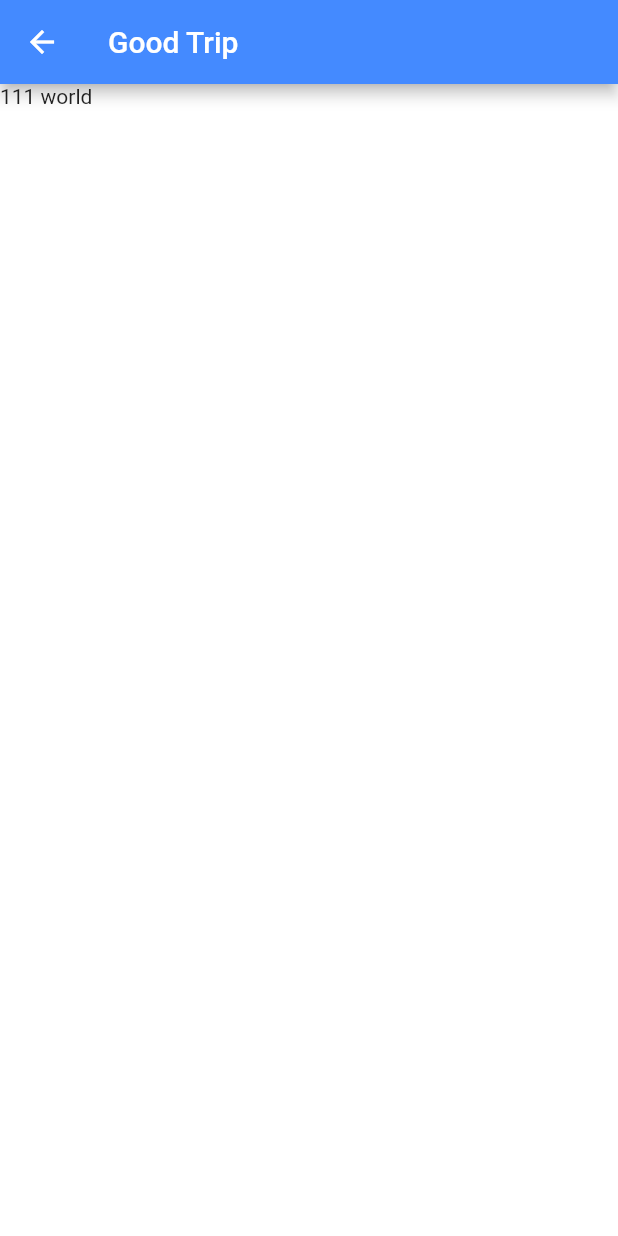
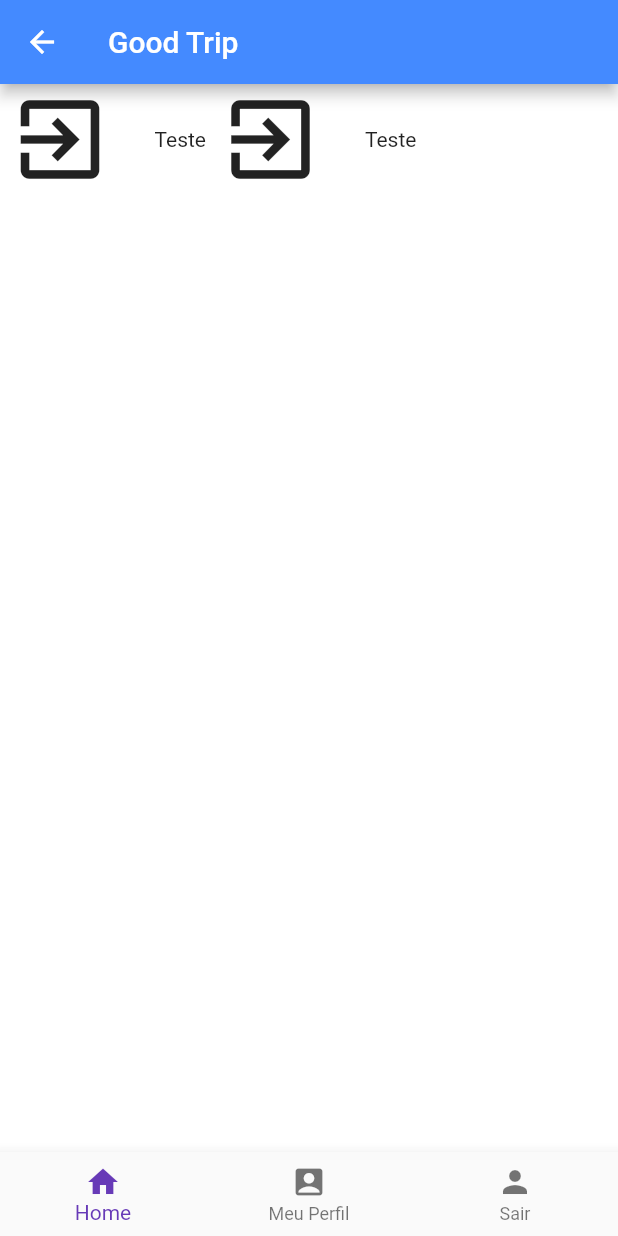
Before and after one commit to maanoel/damage_reduction, a Flutter app: the Menu screen opened directly, on a phone screen of 412 x 824 dp. Run offline on Flutter 3.47's test engine with Material 2 defaults, Android fonts, the phone set to English and light mode, and no system bars.

Commit message:
new button menu and starting principle menu

```diff
--- a/lib/menu.dart
+++ b/lib/menu.dart
@@ -9,10 +9,75 @@ class _MenuState extends State<Menu> {
   @override
   Widget build(BuildContext context) {
     return Scaffold(
-      appBar: AppBar(backgroundColor: Colors.blueAccent,title: Text("Good Trip")),
+      appBar:
+          AppBar(backgroundColor: Colors.blueAccent, title: Text("Good Trip")),
       backgroundColor: Colors.white,
-      body: Text("111 world"),
+      body: Container(
+          padding: EdgeInsets.only(bottom: 20.0),
+          child: Padding(
+            padding: EdgeInsets.symmetric(vertical: 2.0),
+            child: Row(
+              children: <Widget>[
+                Row(children: <Widget>[
+                  Padding(
+                    padding: EdgeInsets.symmetric(horizontal: 5.0),
+                    child: Icon(
+                      Icons.exit_to_app,
+                      size: 70.0,
+                    ),
+                  ),
+                  SizedBox(
+                    width: 20.0,
+                  ),
+                  Container(
+                    padding:
+                        EdgeInsets.symmetric(vertical: 0.5, horizontal: 1.0),
+                    margin: EdgeInsets.all(2.0),
+                    child: Text("Teste"),
+                  )
+                ]),
+                Row(children: <Widget>[
+                  Padding(
+                    padding: EdgeInsets.symmetric(horizontal: 5.0),
+                    child: Icon(
+                      Icons.exit_to_app,
+                      size: 70.0,
+                    ),
+                  ),
+                  SizedBox(
+                    width: 20.0,
+                  ),
+                  Container(
+                    padding:
+                    EdgeInsets.symmetric(vertical: 0.5, horizontal: 1.0),
+                    margin: EdgeInsets.all(2.0),
+                    child: Text("Teste"),
+                  )
+                ])
+              ],
+            ),
+          )),
+      bottomNavigationBar: BottomNavigationBar(
+        currentIndex: 0, // this will be set when a new tab is tapped
+        items: [
+          BottomNavigationBarItem(
+            icon: new Icon(Icons.home),
+            title: new Text('Home'),
+          ),
+          BottomNavigationBarItem(
+            icon: new Icon(Icons.account_box),
+            title: new Text('Meu Perfil'),
+          ),
+          BottomNavigationBarItem(icon: Icon(Icons.person), title: Text('Sair'))
+        ],
+      ),
     );
   }
 
+  BoxDecoration boxDecorationMenu() {
+    return BoxDecoration(
+      border: Border.all(),
+      color: Colors.white70,
+    );
+  }
 }
```
